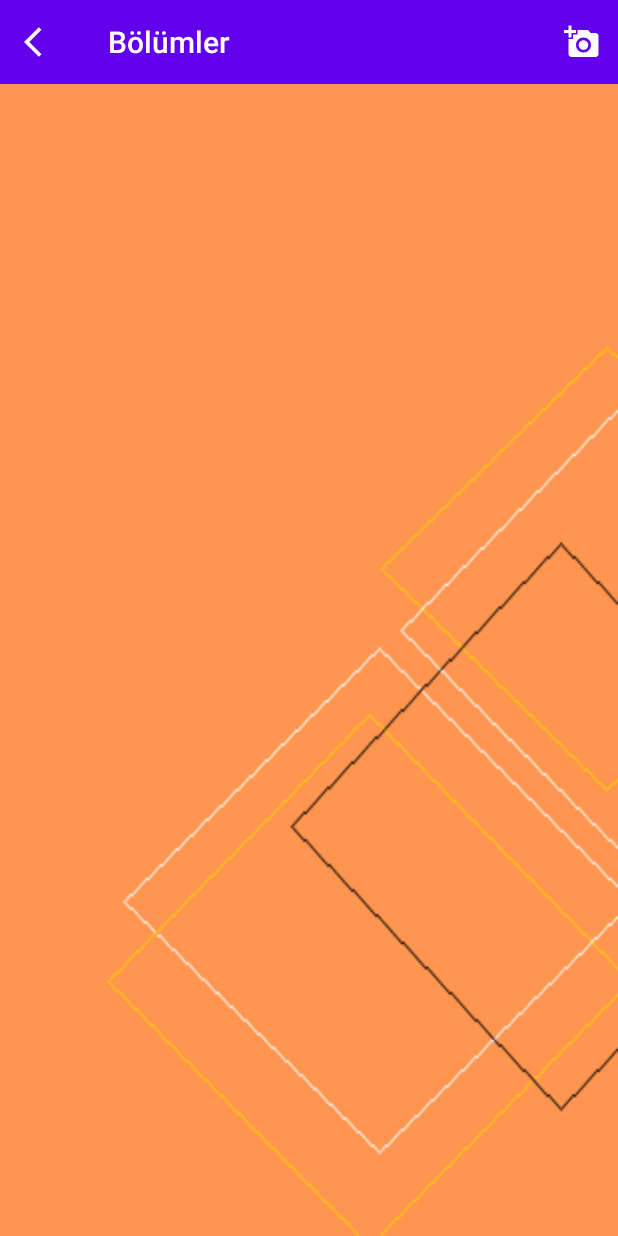
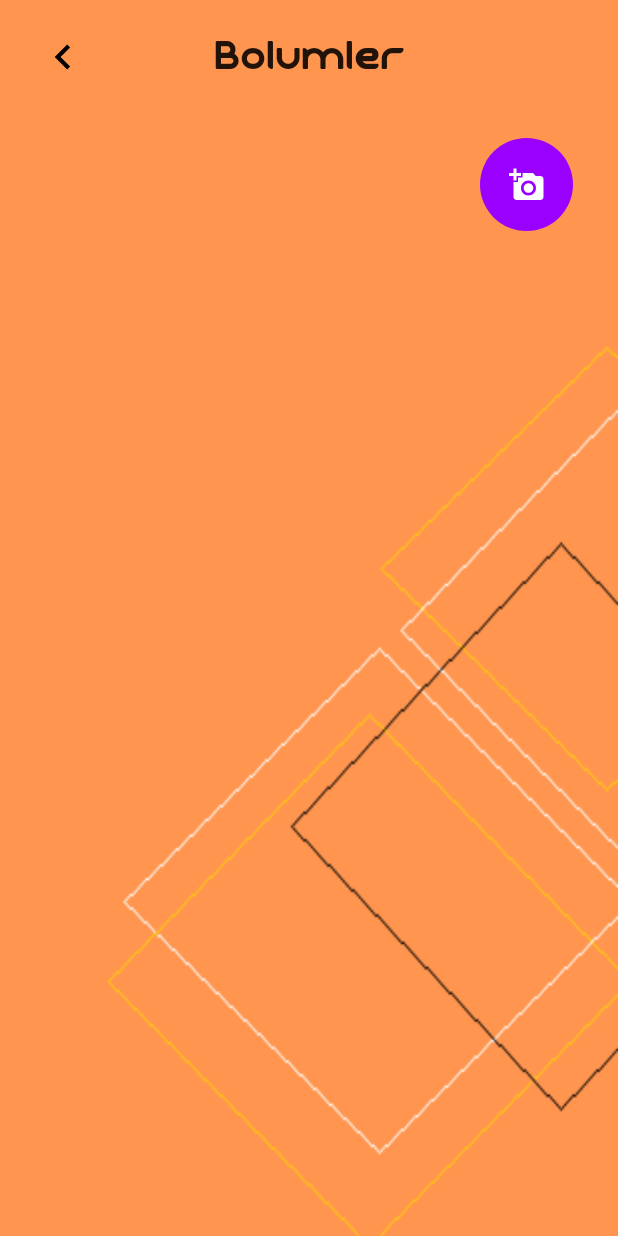
Before and after one commit to caglar09/mobilEPuzzleGame, an Android app: the SectionActivity screen opened directly, with no data from a screen before it, on a phone screen of 412 x 824 dp. Run offline under Robolectric (Android 15) with nearby library versions, the phone set to English and light mode, and no system bars.

Commit message:
Tasarımsal değişiklikler

```diff
--- a/app/src/main/java/com/mob/cameraxxx/SectionActivity.kt
+++ b/app/src/main/java/com/mob/cameraxxx/SectionActivity.kt
@@ -47,12 +47,12 @@ class SectionActivity() : AppCompatActivity() {
     override fun onCreate(savedInstanceState: Bundle?) {
         super.onCreate(savedInstanceState)
         setContentView(R.layout.activity_section)
-
+        /*
         setSupportActionBar(findViewById(R.id.levelActicityToolbar))
         supportActionBar!!.setDisplayShowTitleEnabled(true)
         supportActionBar!!.setDisplayHomeAsUpEnabled(true)
         supportActionBar!!.setTitle("Bölümler")
-
+*/
         lst_RecyImagelist = findViewById<RecyclerView>(R.id.grd_RecyclerImageList)
         dataAdapterService = DataAdapterService(this)
 
--- a/app/src/main/java/com/mob/cameraxxx/adapters/SectionAdapters.kt
+++ b/app/src/main/java/com/mob/cameraxxx/adapters/SectionAdapters.kt
@@ -9,6 +9,7 @@ import android.view.*
 import android.webkit.WebSettings
 import android.widget.Button
 import android.widget.ImageView
+import android.widget.Toast
 import androidx.recyclerview.widget.RecyclerView
 import com.mob.cameraxxx.ImageActivity
 import com.mob.cameraxxx.adapters.SectionAdapters
@@ -29,17 +30,34 @@ class SectionAdapters : RecyclerView.Adapter<SectionAdapters.ViewHolder>, View.O
     }
 
     class ViewHolder(itemView: View) : RecyclerView.ViewHolder(itemView) {
-        val img = itemView.findViewById<Button>(R.id.btn_Section)
+        val img = itemView.findViewById<Button>(R.id.btn_Section_click)
     }
 
     override fun onCreateViewHolder(parent: ViewGroup, viewType: Int): ViewHolder {
 
         var view = LayoutInflater.from(_context).inflate(R.layout.activity_single_section, parent, false)
-
+        view!!.setOnCreateContextMenuListener(this@SectionAdapters)
         view!!.setOnClickListener { v ->
             //var img = v.findViewById<ImageView>(R.id.img)
+            var img = v.findViewById<Button>(R.id.btn_Section_click)
+            img.setOnTouchListener(View.OnTouchListener { t, event ->
+                when (event.action) {
+                    MotionEvent.ACTION_DOWN -> {
+                       Toast.makeText(_context,"Test",Toast.LENGTH_SHORT).show()
+                        true
+                    }
+                    else ->
+                        false
+                }
+            })
+            img.setOnClickListener { v ->
+                Toast.makeText(_context,"Test",Toast.LENGTH_SHORT).show()
+            }
+        }
+        /*view!!.setOnClickListener { v ->
+            //var img = v.findViewById<ImageView>(R.id.img)
             var img = v.findViewById<Button>(R.id.btn_Section)
-            /* img.setOnTouchListener(View.OnTouchListener { t, event ->
+             img.setOnTouchListener(w.OnTouchListener { t, event ->
                  when (event.action) {
                      MotionEvent.ACTION_DOWN -> {
                          var imageId = t.getTag(R.string.image_Tag).toString()
@@ -57,9 +75,8 @@ class SectionAdapters : RecyclerView.Adapter<SectionAdapters.ViewHolder>, View.O
                 val intent = Intent(_context!!, ImageActivity::ass.java)
                 intent.putExtra("imgSource", filePath)
                 _context!!.startActivity(intent)
-            }*/
-        }
-        view!!.setOnCreateContextMenuListener(this@SectionAdapters)
+            }
+         }*/
         return ViewHolder(view)
     }
 
@@ -72,18 +89,18 @@ class SectionAdapters : RecyclerView.Adapter<SectionAdapters.ViewHolder>, View.O
         val bitmap = ImageHelper.Base64ToBitmap(section.image)
         if (bitmap != null) {
             //holder?.img.setImageBitmap(bitmap)
-            holder?.img.text=(position+1).toString()
-            var size=22
-            holder?.img.setTextSize(TypedValue.COMPLEX_UNIT_DIP,size.toFloat())
+            holder?.img.text = (position + 1).toString()
+            var size = 22
+            holder?.img.setTextSize(TypedValue.COMPLEX_UNIT_DIP, size.toFloat())
             holder?.img.setTag(R.string.image_Tag, section.id)
         }
 
     }
 
     override fun onCreateContextMenu(menu: ContextMenu?, v: View?, menuInfo: ContextMenu.ContextMenuInfo?) {
-        //var img=v!!.findViewById<ImageView>(R.id.img)
-        var img=v!!.findViewById<Button>(R.id.btn_Section)
-        var id=img.getTag(R.string.image_Tag).toString().toInt()
+//var img=v!!.findViewById<ImageView>(R.id.img)
+        var img = v!!.findViewById<Button>(R.id.btn_Section_click)
+        var id = img.getTag(R.string.image_Tag).toString().toInt()
         menu!!.setHeaderTitle("İşlemler")
         menu!!.setHeaderIcon(R.drawable.ic_android)
         menu!!.add(0, id, 0, "Sil")
--- /dev/null
+++ b/app/src/main/res/drawable/circle_bg_foreground.xml
@@ -0,0 +1,10 @@
+<?xml version="1.0" encoding="utf-8"?>
+<selector xmlns:android="http://schemas.android.com/apk/res/android">
+    <item
+        android:state_pressed="true"
+        android:state_enabled="true"
+        android:drawable="@drawable/state_pressed_ripple"/>
+    <item
+        android:state_enabled="true"
+        android:drawable="@drawable/circle_bg" />
+</selector>
--- /dev/null
+++ b/app/src/main/res/drawable/graident.xml
@@ -0,0 +1,11 @@
+<?xml version="1.0" encoding="utf-8"?>
+<layer-list xmlns:android="http://schemas.android.com/apk/res/android" >
+    <item>
+        <bitmap android:src="@drawable/circle_bg"/>
+    </item>
+    <item>
+        <shape xmlns:android="http://schemas.android.com/apk/res/android">
+            <gradient android:angle="90" android:startColor="#880f0f10" android:centerColor="#880d0d0f" android:endColor="#885d5d5e"/>
+        </shape>
+    </item>
+</layer-list>
--- /dev/null
+++ b/app/src/main/res/drawable/ic_keyboard_arrow_left_black_24dp.xml
@@ -0,0 +1,9 @@
+<vector xmlns:android="http://schemas.android.com/apk/res/android"
+        android:width="33dp"
+        android:height="33dp"
+        android:viewportWidth="24.0"
+        android:viewportHeight="24.0">
+    <path
+        android:fillColor="#FF000000"
+        android:pathData="M15.41,16.09l-4.58,-4.59 4.58,-4.59L14,5.5l-6,6 6,6z"/>
+</vector>
--- /dev/null
+++ b/app/src/main/res/drawable/state_pressed_ripple.xml
@@ -0,0 +1,10 @@
+<?xml version="1.0" encoding="utf-8"?>
+<ripple xmlns:android="http://schemas.android.com/apk/res/android"
+    android:color="@color/colorBlack">
+    <item android:id="@android:id/mask">
+        <shape xmlns:android="http://schemas.android.com/apk/res/android" android:shape="oval">
+            <gradient android:angle="90" android:startColor="#880f0f10" android:centerColor="#880d0d0f" android:endColor="#885d5d5e"/>
+        </shape>
+        <color android:color="@color/colorWhite"/>
+    </item>
+</ripple>
--- a/app/src/main/res/layout/activity_section.xml
+++ b/app/src/main/res/layout/activity_section.xml
@@ -1,38 +1,92 @@
 <?xml version="1.0" encoding="utf-8"?>
 <LinearLayout xmlns:android="http://schemas.android.com/apk/res/android"
     xmlns:app="http://schemas.android.com/apk/res-auto"
+    xmlns:tools="http://schemas.android.com/tools"
     android:layout_width="match_parent"
     android:layout_height="match_parent"
-    xmlns:tools="http://schemas.android.com/tools"
-    tools:context=".SectionActivity"
+    android:background="@drawable/b1"
     android:orientation="vertical"
     android:weightSum="10"
-    android:background="@drawable/b1">
+    tools:context=".SectionActivity">
+
+    <RelativeLayout
+        android:layout_width="match_parent"
+        android:layout_height="0dp"
+        android:layout_weight="1"
+        android:gravity="center_vertical"
+        android:orientation="horizontal"
+        android:layout_gravity="center_horizontal|center_vertical">
+
+        <ImageButton
+            android:id="@+id/btn_back"
+            android:layout_width="wrap_content"
+            android:layout_height="wrap_content"
+            android:layout_alignParentStart="true"
+            android:layout_alignParentTop="true"
+            android:layout_alignParentBottom="true"
+
+            android:layout_gravity="left|center_vertical"
+            android:layout_marginStart="25dp"
+            android:layout_marginTop="20dp"
+            android:layout_marginBottom="25dp"
+            android:background="@drawable/state_pressed_ripple"
+            android:src="@drawable/ic_keyboard_arrow_left_black_24dp" />
+
+        <TextView
+            android:id="@+id/textView3"
+            android:layout_width="158dp"
+            android:layout_height="33dp"
+            android:layout_alignParentStart="true"
+            android:layout_alignParentTop="true"
+            android:layout_alignParentEnd="true"
+            android:layout_alignParentBottom="true"
+            android:layout_gravity="center_vertical|center_horizontal"
+            android:layout_marginStart="120dp"
+            android:layout_marginTop="25dp"
+            android:layout_marginEnd="120dp"
+            android:layout_marginBottom="20dp"
+            android:fontFamily="@font/technique_light"
+            android:text="@string/sections"
+            android:textAlignment="center"
+            android:textSize="25dp" />
+        <!--          <androidx.appcompat.widget.Toolbar
+                     android:id="@+id/levelActicityToolbar"
+                     android:layout_width="match_parent"
+                     android:layout_height="wrap_content"
+                     android:theme="?attr/actionBarTheme"
+                     app:titleTextColor="#FFFFFF" />-->
+
+    </RelativeLayout>
+
+    <RelativeLayout
+        android:layout_width="match_parent"
+        android:layout_height="0dp"
+        android:layout_weight="1"
+        android:orientation="horizontal">
+
+        <ImageButton
+            android:id="@+id/btn_cameraAdd"
+            android:layout_width="62dp"
+            android:layout_height="62dp"
+            android:layout_alignParentEnd="true"
+            android:layout_alignParentBottom="true"
+            android:layout_marginEnd="30dp"
+            android:layout_marginBottom="10dp"
+            android:background="@drawable/circle_bg_foreground"
+            android:backgroundTint="@color/colorPurple"
+            android:src="@drawable/add_camera_photo" />
+    </RelativeLayout>
+
     <LinearLayout
         android:layout_width="match_parent"
         android:layout_height="0dp"
-       android:layout_weight="1"
-       android:orientation="horizontal"
-       >
+        android:layout_weight="7.5"
+        android:orientation="vertical">
 
-       <androidx.appcompat.widget.Toolbar
-           android:id="@+id/levelActicityToolbar"
-           android:layout_width="match_parent"
-           android:layout_height="wrap_content"
-           android:background="?attr/colorPrimary"
-           android:theme="?attr/actionBarTheme"
-           app:menu="@menu/level_actionbar_menu"
-           app:titleTextColor="#FFFFFF" />
-   </LinearLayout>
-  <LinearLayout
-      android:layout_width="match_parent"
-      android:layout_height="0dp"
-      android:layout_weight="9">
         <androidx.recyclerview.widget.RecyclerView
             android:id="@+id/grd_RecyclerImageList"
             android:layout_width="match_parent"
-          android:layout_height="match_parent"
-          />
+            android:layout_height="match_parent" />
 
         <!--  <GridView
               android:id="@+id/grd_ListView"
@@ -45,4 +99,5 @@
               android:stretchMode="spacingWidth"/>
               -->
     </LinearLayout>
+
 </LinearLayout>
--- a/app/src/main/res/layout/activity_single_section.xml
+++ b/app/src/main/res/layout/activity_single_section.xml
@@ -1,21 +1,19 @@
 <?xml version="1.0" encoding="utf-8"?>
 <RelativeLayout
     xmlns:android="http://schemas.android.com/apk/res/android"
-    xmlns:app="http://schemas.android.com/apk/res-auto"
-    xmlns:tools="http://schemas.android.com/tools"
     android:layout_width="match_parent"
     android:layout_height="match_parent">
 
 
     <Button
-        android:id="@+id/btn_Section"
+        android:id="@+id/btn_Section_click"
         style="@style/circleSectionButton"
         android:layout_width="72dp"
         android:layout_height="72dp"
-        android:layout_weight="1"
         android:width="72dp"
         android:height="72dp"
-        android:text="Null" />
+        android:text="Null"
+        android:background="@drawable/circle_bg_foreground" />
 
 
 </RelativeLayout>
--- a/app/src/main/res/values/colors.xml
+++ b/app/src/main/res/values/colors.xml
@@ -8,7 +8,7 @@
     <color name="shrine_pink_light">#ECEFF1</color>
     <color name="shrine_pink_100">#CFD8DC</color>
     <color name="shrine_pink_900">#263238</color>
-    <color name="colorPurple">#DD105E</color>
+    <color name="colorPurple">#9900ff</color>
     <color name="colorDarkBlue">#46466E</color>
     <color name="colorLigtBlue">#BDBDD7</color>
     <color name="colorYellow">#ffff00</color>
--- a/app/src/main/res/values/strings.xml
+++ b/app/src/main/res/values/strings.xml
@@ -10,4 +10,6 @@
     <string name="save">Kaydet</string>
     <string name="cancel">İptal</string>
     <string name="required">Bu alan boş geçilemez.</string>
+    <string name="add_Section">Ekle</string>
+    <string name="sections">Bolumler</string>
 </resources>
--- a/app/src/main/res/values/styles.xml
+++ b/app/src/main/res/values/styles.xml
@@ -10,7 +10,6 @@
         <item name="android:homeAsUpIndicator">@drawable/back_button_icon</item>
         <item name="buttonStyle">?android:borderlessButtonStyle</item>
         <item name="android:textViewStyle">?android:textViewStyle</item>
-
     </style>
 
     <style name="CustomButtonStyle" parent="AppTheme">
```
Lines whose indentation alone changed are shown as unchanged.
